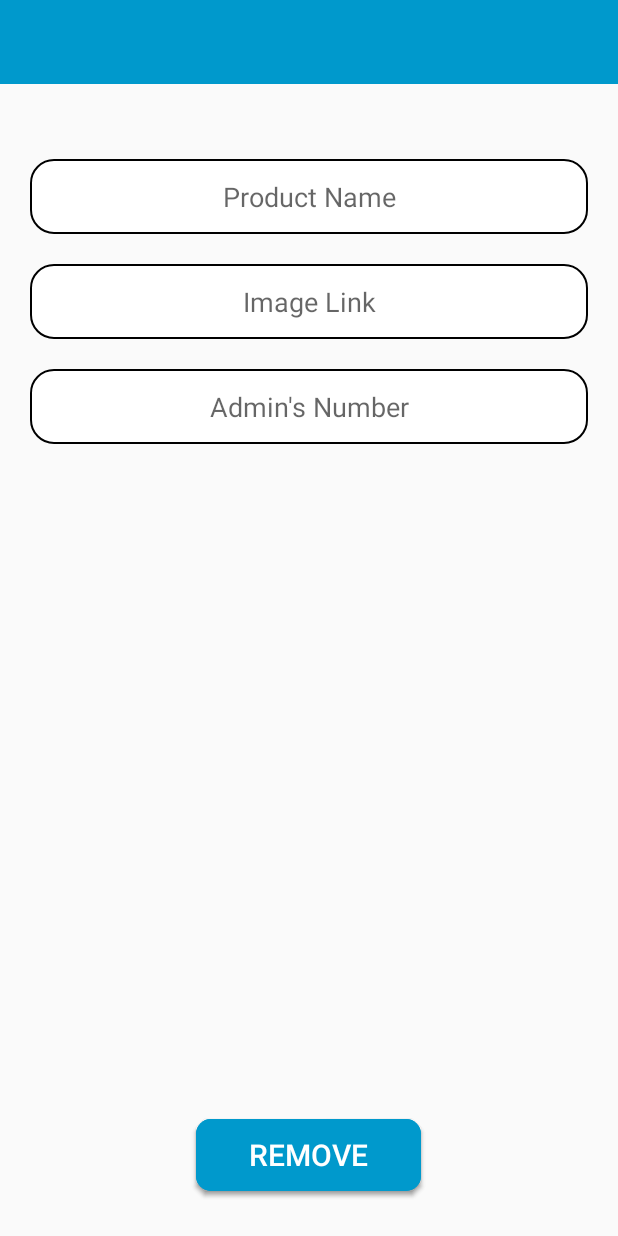
After one commit to nikhiltatpati/CreditPartner, an Android app: the layout activity_dynamic_add.xml on its own in the app's theme, with its tools: preview values and no code run, on a phone screen of 412 x 824 dp. The commit adds this screen. Run offline under Robolectric (Android 15) with nearby library versions, the phone set to English and light mode, and no system bars.

Commit message:
admincontrol

```diff
--- a/app/src/main/java/com/example/creditpartner/Activities/ProductDetailActivity.java
+++ b/app/src/main/java/com/example/creditpartner/Activities/ProductDetailActivity.java
@@ -69,7 +69,7 @@ public class ProductDetailActivity extends AppCompatActivity {
 
 
         /*
-        Add company feature only for admins!
+        Add company feature only for superadmins and admins!
          */
 
         addCompanyButton.setOnClickListener(new View.OnClickListener() {
--- /dev/null
+++ b/app/src/main/res/layout/activity_dynamic_add.xml
@@ -0,0 +1,74 @@
+<?xml version="1.0" encoding="utf-8"?>
+<RelativeLayout xmlns:android="http://schemas.android.com/apk/res/android"
+    xmlns:app="http://schemas.android.com/apk/res-auto"
+    xmlns:tools="http://schemas.android.com/tools"
+    android:layout_width="match_parent"
+    android:layout_height="match_parent"
+    tools:context=".Activities.DynamicAddActivity">
+
+    <include
+        android:id="@+id/options_bar"
+        layout="@layout/app_bar"/>
+
+    <EditText
+        android:id="@+id/add_product_name"
+        android:layout_width="match_parent"
+        android:layout_height="50dp"
+        android:layout_below="@id/options_bar"
+        android:layout_marginTop="50dp"
+        android:hint="Product Name"
+        android:gravity="center"
+        android:layout_marginLeft="20dp"
+        android:background="@drawable/inputs"
+        android:layout_marginRight="20dp"/>
+
+    <EditText
+        android:id="@+id/add_product_image"
+        android:layout_width="match_parent"
+        android:layout_height="50dp"
+        android:layout_below="@id/add_product_name"
+        android:layout_marginTop="20dp"
+        android:hint="Image Link"
+        android:gravity="center"
+        android:layout_marginLeft="20dp"
+        android:background="@drawable/inputs"
+        android:layout_marginRight="20dp"/>
+
+    <EditText
+        android:id="@+id/add_admin_number"
+        android:layout_width="match_parent"
+        android:layout_height="50dp"
+        android:layout_below="@id/add_product_image"
+        android:layout_marginTop="20dp"
+        android:hint="Admin's Number"
+        android:gravity="center"
+        android:layout_marginLeft="20dp"
+        android:background="@drawable/inputs"
+        android:layout_marginRight="20dp"/>
+
+    <Button
+        android:id="@+id/add_option_button"
+        android:layout_width="150dp"
+        android:layout_height="wrap_content"
+        android:layout_alignParentBottom="true"
+        android:layout_marginBottom="30dp"
+        android:layout_centerHorizontal="true"
+        android:background="@drawable/buttons"
+        android:textSize="20dp"
+        android:text="Add"
+        android:textColor="@android:color/white"/>
+
+    <Button
+        android:id="@+id/remove_option_button"
+        android:layout_width="150dp"
+        android:layout_height="wrap_content"
+        android:layout_alignParentBottom="true"
+        android:layout_marginBottom="30dp"
+        android:layout_centerHorizontal="true"
+        android:background="@drawable/buttons"
+        android:textSize="20dp"
+        android:text="Remove"
+        android:textColor="@android:color/white"
+        />
+
+</RelativeLayout>
```
Also changed, not shown: app/src/main/AndroidManifest.xml (+13 -8 lines), app/src/main/java/com/example/creditpartner/Activities/AddAdminsActivity.java (+52 -0 lines), app/src/main/java/com/example/creditpartner/Activities/ApplyFormActivity.java (added, +16 -0 lines), app/src/main/java/com/example/creditpartner/Activities/DynamicAddActivity.java (added, +85 -0 lines), app/src/main/res/layout/activity_apply_form.xml (added, +9 -0 lines).
